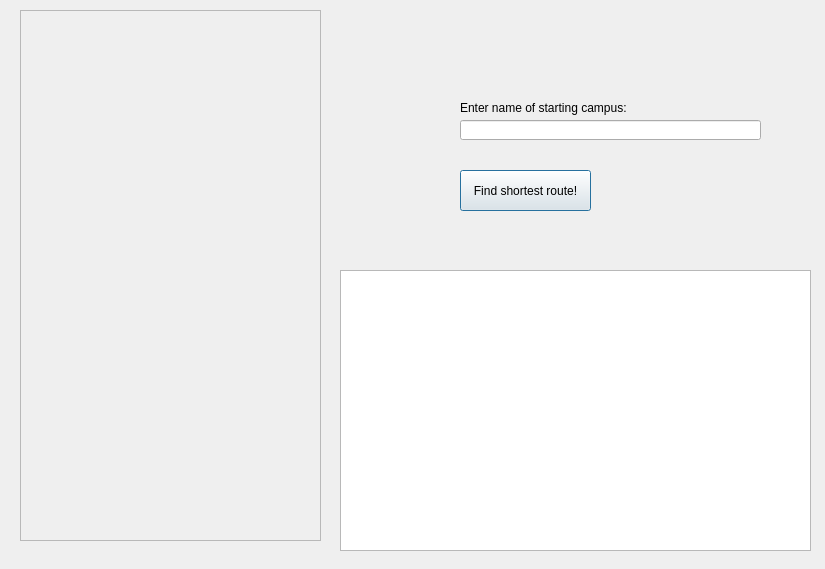
Before: the Qt Designer form tripplanner.ui in NickReardon/CS1D-Project1-College-Touring, drawn with Qt 5.
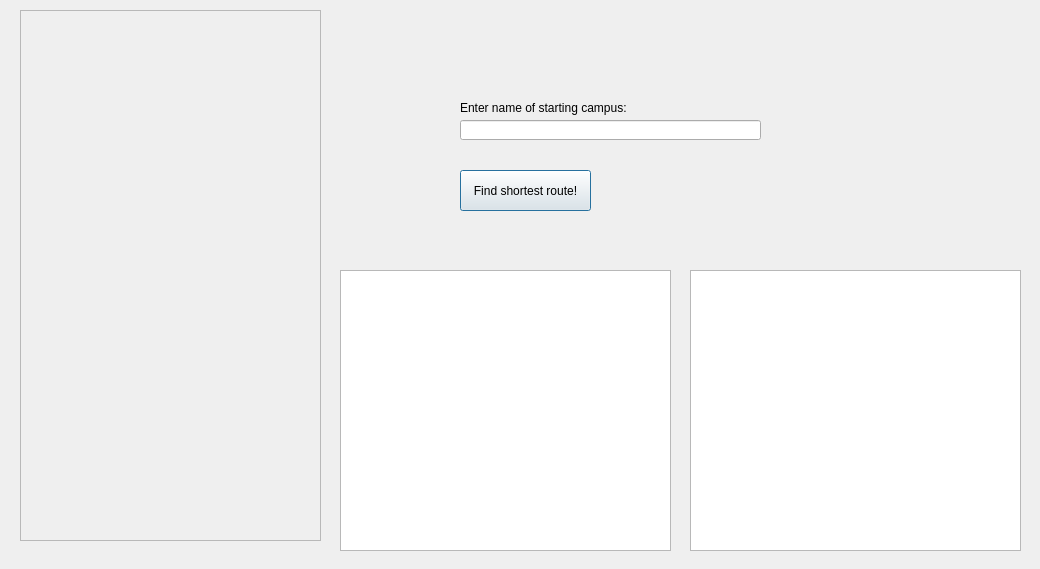
After: the same form once the commit is applied.

Commit message: Displays initial INFO as required

Patch:
```diff
--- a/tripplanner.ui
+++ b/tripplanner.ui
@@ -6,7 +6,7 @@
    <rect>
     <x>0</x>
     <y>0</y>
-    <width>825</width>
+    <width>1040</width>
     <height>569</height>
    </rect>
   </property>
@@ -90,7 +90,17 @@
     <rect>
      <x>340</x>
      <y>270</y>
-     <width>471</width>
+     <width>331</width>
+     <height>281</height>
+    </rect>
+   </property>
+  </widget>
+  <widget class="QTableView" name="sadView_2">
+   <property name="geometry">
+    <rect>
+     <x>690</x>
+     <y>270</y>
+     <width>331</width>
      <height>281</height>
     </rect>
    </property>
```
The commit also changes 2 other files.
